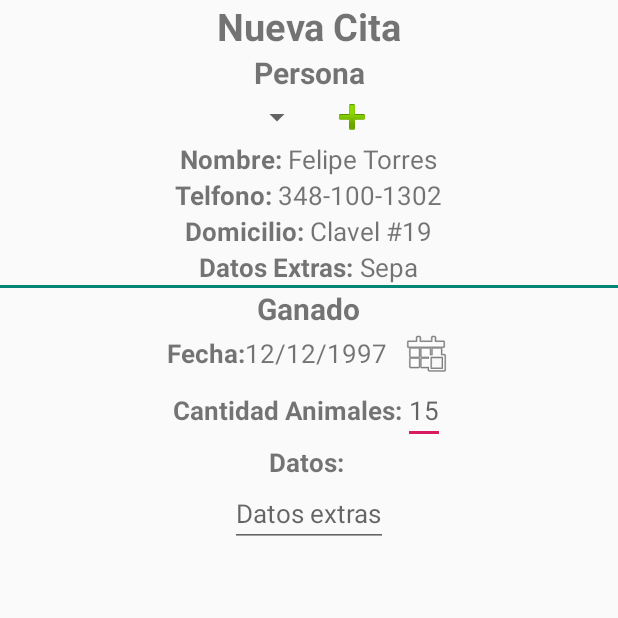
After one commit to Stan4u2/AppGanaderosV1, an Android app: the insert_new_appointment screen opened directly, with no data from a screen before it, on a phone screen of 412 x 824 dp, the top half of it. The commit adds this screen. Run offline under Robolectric (Android 15) with nearby library versions, the phone set to English and light mode, and no system bars.

Commit message:
Insert appointments

```diff
--- a/app/src/main/AndroidManifest.xml
+++ b/app/src/main/AndroidManifest.xml
@@ -9,7 +9,8 @@
         android:roundIcon="@mipmap/ic_launcher_round"
         android:supportsRtl="true"
         android:theme="@style/AppTheme">
-        <activity android:name=".homeActivity"></activity>
+        <activity android:name=".insert_new_appointment"></activity>
+        <activity android:name=".homeActivity" />
         <activity android:name=".MainActivity">
             <intent-filter>
                 <action android:name="android.intent.action.MAIN" />
--- /dev/null
+++ b/app/src/main/java/com/example/appganaderosv1/insert_new_appointment.java
@@ -0,0 +1,13 @@
+package com.example.appganaderosv1;
+
+import android.support.v7.app.AppCompatActivity;
+import android.os.Bundle;
+
+public class insert_new_appointment extends AppCompatActivity {
+
+    @Override
+    protected void onCreate(Bundle savedInstanceState) {
+        super.onCreate(savedInstanceState);
+        setContentView(R.layout.activity_insert_new_appointment);
+    }
+}
--- /dev/null
+++ b/app/src/main/res/layout/activity_insert_new_appointment.xml
@@ -0,0 +1,231 @@
+<?xml version="1.0" encoding="utf-8"?>
+<LinearLayout xmlns:android="http://schemas.android.com/apk/res/android"
+    xmlns:app="http://schemas.android.com/apk/res-auto"
+    xmlns:tools="http://schemas.android.com/tools"
+    android:layout_width="match_parent"
+    android:layout_height="match_parent"
+    android:orientation="vertical"
+    tools:context=".insert_new_appointment">
+
+    <TextView
+        android:layout_width="match_parent"
+        android:layout_height="wrap_content"
+        android:layout_gravity="center"
+        android:text="Nueva Cita"
+        android:textAlignment="center"
+        android:textSize="25dp"
+        android:textStyle="bold" />
+
+    <LinearLayout
+        android:layout_width="match_parent"
+        android:layout_height="wrap_content"
+        android:orientation="vertical">
+
+        <TextView
+            android:layout_width="match_parent"
+            android:layout_height="wrap_content"
+            android:text="Persona"
+            android:textAlignment="center"
+            android:textSize="20dp"
+            android:textStyle="bold" />
+
+        <LinearLayout
+            android:layout_width="match_parent"
+            android:layout_height="wrap_content"
+            android:gravity="center"
+            android:orientation="horizontal">
+
+            <android.support.v7.widget.AppCompatSpinner
+                android:id="@+id/spinner_perona_cita"
+                android:layout_width="wrap_content"
+                android:layout_height="match_parent"></android.support.v7.widget.AppCompatSpinner>
+
+            <ImageButton
+                android:layout_width="wrap_content"
+                android:layout_height="wrap_content"
+                android:layout_marginLeft="10dp"
+                android:background="@null"
+                android:src="@android:drawable/ic_input_add" />
+        </LinearLayout>
+
+        <LinearLayout
+            android:layout_width="match_parent"
+            android:layout_height="wrap_content"
+            android:gravity="center"
+            android:orientation="horizontal">
+
+            <TextView
+                android:layout_width="wrap_content"
+                android:layout_height="wrap_content"
+                android:text="Nombre: "
+                android:textSize="17dp"
+                android:textStyle="bold" />
+
+            <TextView
+                android:id="@+id/nombre_persona_cita"
+                android:layout_width="wrap_content"
+                android:layout_height="wrap_content"
+                android:text="Felipe Torres"
+                android:textSize="17dp" />
+        </LinearLayout>
+
+        <LinearLayout
+            android:layout_width="match_parent"
+            android:layout_height="wrap_content"
+            android:gravity="center"
+            android:orientation="horizontal">
+
+            <TextView
+                android:layout_width="wrap_content"
+                android:layout_height="wrap_content"
+                android:text="Telfono: "
+                android:textSize="17dp"
+                android:textStyle="bold" />
+
+            <TextView
+                android:id="@+id/telefono_persona_cita"
+                android:layout_width="wrap_content"
+                android:layout_height="wrap_content"
+                android:text="348-100-1302"
+                android:textSize="17dp" />
+        </LinearLayout>
+
+        <LinearLayout
+            android:layout_width="match_parent"
+            android:layout_height="wrap_content"
+            android:gravity="center"
+            android:orientation="horizontal">
+
+            <TextView
+                android:layout_width="wrap_content"
+                android:layout_height="wrap_content"
+                android:text="Domicilio: "
+                android:textSize="17dp"
+                android:textStyle="bold" />
+
+            <TextView
+                android:id="@+id/domicilio_persona_cita"
+                android:layout_width="wrap_content"
+                android:layout_height="wrap_content"
+                android:text="Clavel #19"
+                android:textSize="17dp" />
+        </LinearLayout>
+
+        <LinearLayout
+            android:layout_width="match_parent"
+            android:layout_height="wrap_content"
+            android:gravity="center"
+            android:orientation="horizontal">
+
+            <TextView
+                android:layout_width="wrap_content"
+                android:layout_height="wrap_content"
+                android:text="Datos Extras: "
+                android:textSize="17dp"
+                android:textStyle="bold" />
+
+            <TextView
+                android:id="@+id/datos_extras_persona_cita"
+                android:layout_width="wrap_content"
+                android:layout_height="wrap_content"
+                android:text="Sepa"
+                android:textSize="17dp" />
+        </LinearLayout>
+
+    </LinearLayout>
+
+    <LinearLayout
+        android:layout_width="match_parent"
+        android:layout_height="wrap_content"
+        android:orientation="vertical">
+
+        <TextView
+            android:layout_width="match_parent"
+            android:layout_height="2dp"
+            android:background="@color/colorPrimary"
+            android:textSize="17dp" />
+
+        <TextView
+            android:layout_width="wrap_content"
+            android:layout_height="wrap_content"
+            android:layout_gravity="center"
+            android:text="Ganado"
+            android:textSize="20dp"
+            android:textStyle="bold" />
+
+        <LinearLayout
+
+            android:layout_width="match_parent"
+            android:layout_height="wrap_content"
+            android:gravity="center"
+            android:orientation="horizontal">
+
+            <TextView
+                android:layout_width="wrap_content"
+                android:layout_height="wrap_content"
+                android:text="Fecha:"
+                android:textSize="17dp"
+                android:textStyle="bold" />
+
+            <TextView
+                android:id="@+id/fecha_cita"
+                android:layout_width="wrap_content"
+                android:layout_height="wrap_content"
+                android:text="12/12/1997"
+                android:textSize="17dp" />
+
+            <ImageButton
+                android:layout_width="wrap_content"
+                android:layout_height="wrap_content"
+                android:layout_marginLeft="10dp"
+                android:background="@null"
+                android:src="@android:drawable/ic_menu_today" />
+
+        </LinearLayout>
+
+        <LinearLayout
+            android:layout_width="match_parent"
+            android:layout_height="wrap_content"
+            android:gravity="center"
+            android:orientation="horizontal">
+
+            <TextView
+                android:layout_width="wrap_content"
+                android:layout_height="wrap_content"
+                android:text="Cantidad Animales:"
+                android:textSize="17dp"
+                android:textStyle="bold" />
+
+            <EditText
+                android:id="@+id/cantidad_ganado_cita"
+                android:layout_width="wrap_content"
+                android:layout_height="wrap_content"
+                android:hint="15"
+                android:inputType="number"
+                android:textSize="17dp" />
+
+        </LinearLayout>
+
+        <LinearLayout
+            android:layout_width="match_parent"
+            android:layout_height="wrap_content"
+            android:gravity="center"
+            android:orientation="vertical">
+
+            <TextView
+                android:layout_width="match_parent"
+                android:layout_height="match_parent"
+                android:gravity="center"
+                android:text="Datos: "
+                android:textSize="17dp"
+                android:textStyle="bold" />
+
+            <EditText
+                android:layout_width="wrap_content"
+                android:layout_height="wrap_content"
+                android:hint="Datos extras"
+                android:textSize="17dp" />
+
+        </LinearLayout>
+    </LinearLayout>
+</LinearLayout>
--- a/app/src/main/res/layout/fragment_appointment.xml
+++ b/app/src/main/res/layout/fragment_appointment.xml
@@ -17,15 +17,17 @@
         android:layout_width="match_parent"
         android:layout_height="wrap_content"
         android:orientation="horizontal">
+
         <ImageButton
             android:id="@+id/agregar"
             android:layout_width="wrap_content"
             android:layout_height="80dp"
             android:layout_weight="1"
-            android:src="@android:drawable/ic_menu_add"
             android:background="@null"
+            android:contentDescription="Agregar"
+            android:onClick="onClick"
             android:scaleType="fitCenter"
-            android:contentDescription="Agregar" />
+            android:src="@android:drawable/ic_menu_add" />
         <ImageButton
             android:id="@+id/borrar"
             android:layout_width="wrap_content"
```
Also changed, not shown: app/src/main/java/com/example/appganaderosv1/Adapter/Adapter_appointment.java (added, +71 -0 lines), app/src/main/java/com/example/appganaderosv1/Fragments/AppointmentFragment.java (+107 -2 lines), app/src/main/java/com/example/appganaderosv1/entidades/Citas.java (added, +64 -0 lines), app/src/main/java/com/example/appganaderosv1/entidades/Persona.java (added, +64 -0 lines), app/src/main/java/com/example/appganaderosv1/homeActivity.java (+9 -0 lines).
